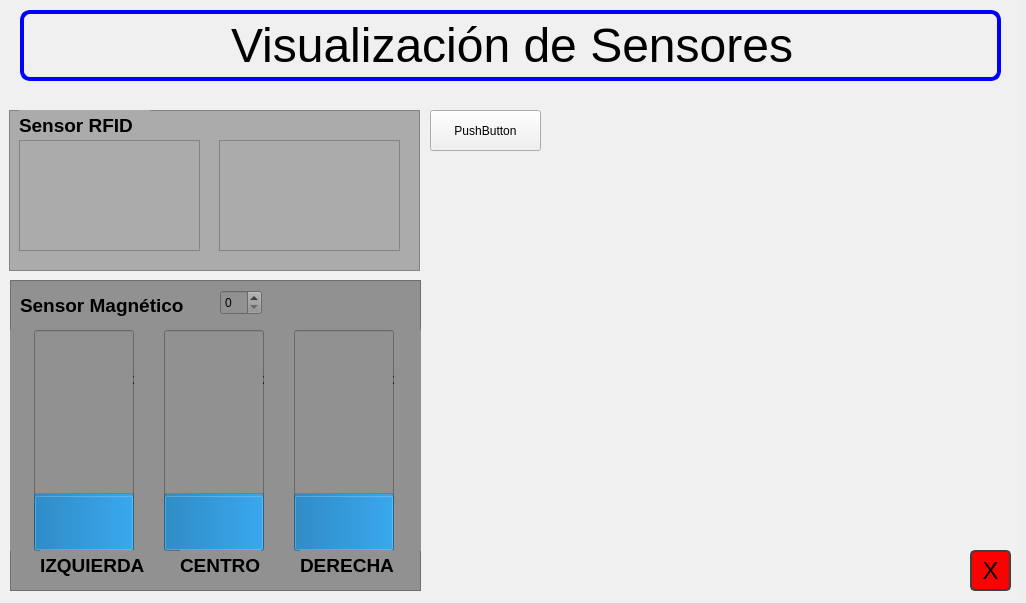
The window that mainwindow.ui (molautaro/interfazAGV) describes before a commit, drawn with Qt 5.
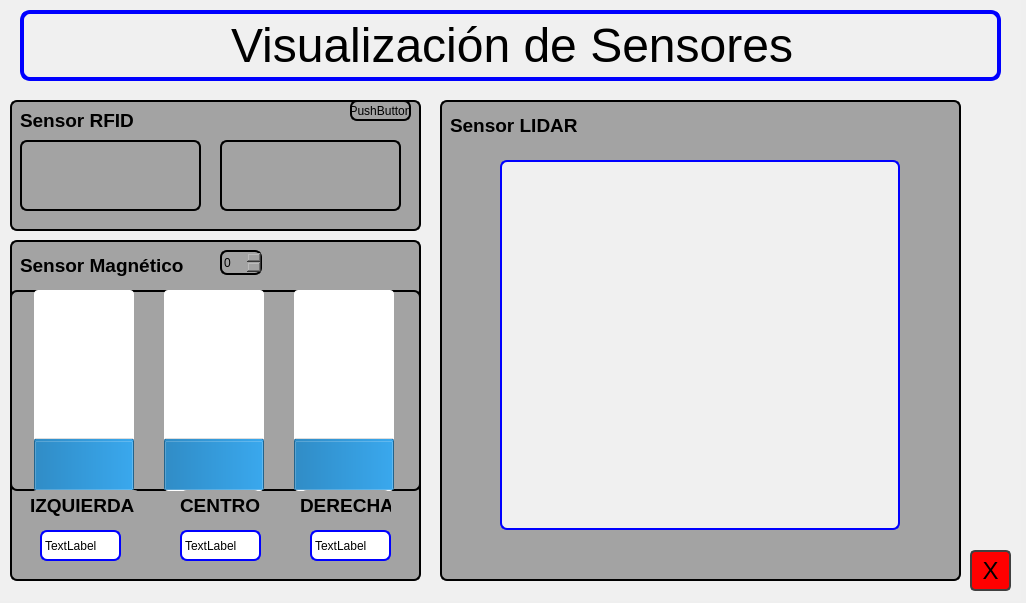
The same window after the commit.

Commit message: interfaz anda, prototipo sensores(mag,RFID,LIDAR), probando diseños

The edit to the form file:
```diff
--- a/mainwindow.ui
+++ b/mainwindow.ui
@@ -728,13 +728,16 @@
       <property name="geometry">
        <rect>
         <x>10</x>
-        <y>280</y>
+        <y>240</y>
         <width>411</width>
-        <height>311</height>
+        <height>341</height>
        </rect>
       </property>
       <property name="styleSheet">
-       <string notr="true">background-color: rgb(145, 145, 145);</string>
+       <string notr="true">background-color: rgb(163, 163, 163);
+border: 2px solid;
+border-radius: 7px;
+border-color: rgb(0, 0, 0);</string>
       </property>
       <property name="frameShape">
        <enum>QFrame::StyledPanel</enum>
@@ -758,7 +761,9 @@
         </font>
        </property>
        <property name="styleSheet">
-        <string notr="true">color: rgb(0, 0, 0);</string>
+        <string notr="true">color: rgb(0, 0, 0);
+border: 0px solid;
+</string>
        </property>
        <property name="text">
         <string>Sensor Magnético</string>
@@ -770,7 +775,7 @@
          <x>0</x>
          <y>50</y>
          <width>411</width>
-         <height>221</height>
+         <height>201</height>
         </rect>
        </property>
        <layout class="QHBoxLayout" name="horizontalLayout_2">
@@ -782,6 +787,12 @@
             <height>0</height>
            </size>
           </property>
+          <property name="styleSheet">
+           <string notr="true">color: rgb(255, 255, 255);
+border: 0px solid;
+border-radius: 4px;
+background-color: rgb(255, 255, 255);</string>
+          </property>
           <property name="value">
            <number>24</number>
           </property>
@@ -798,6 +809,12 @@
             <height>0</height>
            </size>
           </property>
+          <property name="styleSheet">
+           <string notr="true">color: rgb(255, 255, 255);
+border: 0px solid;
+background-color: rgb(255, 255, 255);
+border-radius: 4px;</string>
+          </property>
           <property name="value">
            <number>24</number>
           </property>
@@ -814,6 +831,12 @@
             <height>0</height>
            </size>
           </property>
+          <property name="styleSheet">
+           <string notr="true">color: rgb(255, 255, 255);
+border: 0px solid;
+background-color: rgb(255, 255, 255);
+border-radius: 4px;</string>
+          </property>
           <property name="value">
            <number>24</number>
           </property>
@@ -827,8 +850,8 @@
       <widget class="QLabel" name="label_7">
        <property name="geometry">
         <rect>
-         <x>30</x>
-         <y>270</y>
+         <x>20</x>
+         <y>250</y>
          <width>111</width>
          <height>31</height>
         </rect>
@@ -840,7 +863,9 @@
         </font>
        </property>
        <property name="styleSheet">
-        <string notr="true">color: rgb(0, 0, 0);</string>
+        <string notr="true">color: rgb(0, 0, 0);
+border: 0px solid;
+</string>
        </property>
        <property name="text">
         <string>IZQUIERDA</string>
@@ -850,7 +875,7 @@
        <property name="geometry">
         <rect>
          <x>170</x>
-         <y>270</y>
+         <y>250</y>
          <width>81</width>
          <height>31</height>
         </rect>
@@ -862,7 +887,8 @@
         </font>
        </property>
        <property name="styleSheet">
-        <string notr="true">color: rgb(0, 0, 0);</string>
+        <string notr="true">color: rgb(0, 0, 0);
+border: 0px solid;</string>
        </property>
        <property name="text">
         <string>CENTRO</string>
@@ -872,8 +898,8 @@
        <property name="geometry">
         <rect>
          <x>290</x>
-         <y>270</y>
-         <width>111</width>
+         <y>250</y>
+         <width>91</width>
          <height>31</height>
         </rect>
        </property>
@@ -884,7 +910,8 @@
         </font>
        </property>
        <property name="styleSheet">
-        <string notr="true">color: rgb(0, 0, 0);</string>
+        <string notr="true">color: rgb(0, 0, 0);
+border: 0px solid;</string>
        </property>
        <property name="text">
         <string>DERECHA</string>
@@ -900,18 +927,81 @@
         </rect>
        </property>
       </widget>
+      <widget class="QLabel" name="valorIZQ">
+       <property name="geometry">
+        <rect>
+         <x>30</x>
+         <y>290</y>
+         <width>81</width>
+         <height>31</height>
+        </rect>
+       </property>
+       <property name="styleSheet">
+        <string notr="true">border: 2px solid;
+background-color: rgb(255, 255, 255);
+border-radius: 7px;
+border-color: rgb(0, 0, 255);
+color: rgb(0, 0, 0);</string>
+       </property>
+       <property name="text">
+        <string>TextLabel</string>
+       </property>
+      </widget>
+      <widget class="QLabel" name="valorCENT">
+       <property name="geometry">
+        <rect>
+         <x>170</x>
+         <y>290</y>
+         <width>81</width>
+         <height>31</height>
+        </rect>
+       </property>
+       <property name="styleSheet">
+        <string notr="true">border: 2px solid;
+background-color: rgb(255, 255, 255);
+border-radius: 7px;
+border-color: rgb(0, 0, 255);
+color: rgb(0, 0, 0);</string>
+       </property>
+       <property name="text">
+        <string>TextLabel</string>
+       </property>
+      </widget>
+      <widget class="QLabel" name="valorDER">
+       <property name="geometry">
+        <rect>
+         <x>300</x>
+         <y>290</y>
+         <width>81</width>
+         <height>31</height>
+        </rect>
+       </property>
+       <property name="styleSheet">
+        <string notr="true">border: 2px solid;
+background-color: rgb(255, 255, 255);
+border-radius: 7px;
+border-color: rgb(0, 0, 255);
+color: rgb(0, 0, 0);</string>
+       </property>
+       <property name="text">
+        <string>TextLabel</string>
+       </property>
+      </widget>
      </widget>
      <widget class="QFrame" name="frame_2">
       <property name="geometry">
        <rect>
-        <x>9</x>
-        <y>110</y>
+        <x>10</x>
+        <y>100</y>
         <width>411</width>
-        <height>161</height>
+        <height>131</height>
        </rect>
       </property>
       <property name="styleSheet">
-       <string notr="true">background-color: rgb(171, 171, 171);</string>
+       <string notr="true">background-color: rgb(163, 163, 163);
+border: 2px solid;
+border-radius: 7px;
+border-color: rgb(0, 0, 0);</string>
       </property>
       <property name="frameShape">
        <enum>QFrame::StyledPanel</enum>
@@ -923,9 +1013,9 @@
        <property name="geometry">
         <rect>
          <x>10</x>
-         <y>0</y>
-         <width>131</width>
-         <height>31</height>
+         <y>10</y>
+         <width>151</width>
+         <height>21</height>
         </rect>
        </property>
        <property name="font">
@@ -935,7 +1025,9 @@
         </font>
        </property>
        <property name="styleSheet">
-        <string notr="true">color: rgb(0, 0, 0);</string>
+        <string notr="true">color: rgb(0, 0, 0);
+border: 0px solid;
+</string>
        </property>
        <property name="text">
         <string>Sensor RFID</string>
@@ -945,11 +1037,17 @@
        <property name="geometry">
         <rect>
          <x>10</x>
-         <y>30</y>
+         <y>40</y>
          <width>181</width>
-         <height>111</height>
+         <height>71</height>
         </rect>
        </property>
+       <property name="styleSheet">
+        <string notr="true">border: 2px solid;
+border-radius: 7px;
+border-color: rgb(0, 0, 0);
+</string>
+       </property>
        <property name="readOnly">
         <bool>true</bool>
        </property>
@@ -958,29 +1056,103 @@
        <property name="geometry">
         <rect>
          <x>210</x>
-         <y>30</y>
+         <y>40</y>
          <width>181</width>
-         <height>111</height>
+         <height>71</height>
         </rect>
        </property>
+       <property name="styleSheet">
+        <string notr="true">border: 2px solid;
+border-radius: 7px;
+border-color: rgb(0, 0, 0);
+</string>
+       </property>
        <property name="readOnly">
         <bool>true</bool>
        </property>
       </widget>
+      <widget class="QPushButton" name="pushButton_3">
+       <property name="geometry">
+        <rect>
+         <x>340</x>
+         <y>0</y>
+         <width>61</width>
+         <height>21</height>
+        </rect>
+       </property>
+       <property name="text">
+        <string>PushButton</string>
+       </property>
+      </widget>
      </widget>
-     <widget class="QPushButton" name="pushButton_3">
+     <widget class="QGraphicsView" name="graphicsView">
       <property name="geometry">
        <rect>
-        <x>430</x>
-        <y>110</y>
-        <width>111</width>
-        <height>41</height>
+        <x>500</x>
+        <y>160</y>
+        <width>400</width>
+        <height>370</height>
        </rect>
       </property>
-      <property name="text">
-       <string>PushButton</string>
+      <property name="styleSheet">
+       <string notr="true">border: 2px solid;
+border-radius: 7px;
+border-color: rgb(0, 0, 255);
+</string>
       </property>
      </widget>
+     <widget class="QFrame" name="frame_3">
+      <property name="geometry">
+       <rect>
+        <x>440</x>
+        <y>100</y>
+        <width>521</width>
+        <height>481</height>
+       </rect>
+      </property>
+      <property name="styleSheet">
+       <string notr="true">background-color: rgb(163, 163, 163);
+border: 2px solid;
+border-radius: 7px;
+border-color: rgb(0, 0, 0);</string>
+      </property>
+      <property name="frameShape">
+       <enum>QFrame::StyledPanel</enum>
+      </property>
+      <property name="frameShadow">
+       <enum>QFrame::Raised</enum>
+      </property>
+      <widget class="QLabel" name="label_10">
+       <property name="geometry">
+        <rect>
+         <x>10</x>
+         <y>10</y>
+         <width>181</width>
+         <height>31</height>
+        </rect>
+       </property>
+       <property name="font">
+        <font>
+         <pointsize>14</pointsize>
+         <bold>true</bold>
+        </font>
+       </property>
+       <property name="styleSheet">
+        <string notr="true">color: rgb(0, 0, 0);
+border: 0px solid;
+</string>
+       </property>
+       <property name="text">
+        <string>Sensor LIDAR</string>
+       </property>
+      </widget>
+     </widget>
+     <zorder>frame_3</zorder>
+     <zorder>label_5</zorder>
+     <zorder>BotonVolvInicSens</zorder>
+     <zorder>frame</zorder>
+     <zorder>frame_2</zorder>
+     <zorder>graphicsView</zorder>
     </widget>
     <widget class="QWidget" name="page_2">
      <widget class="QPushButton" name="pushButton">
```
The commit also changes 2 other files.
